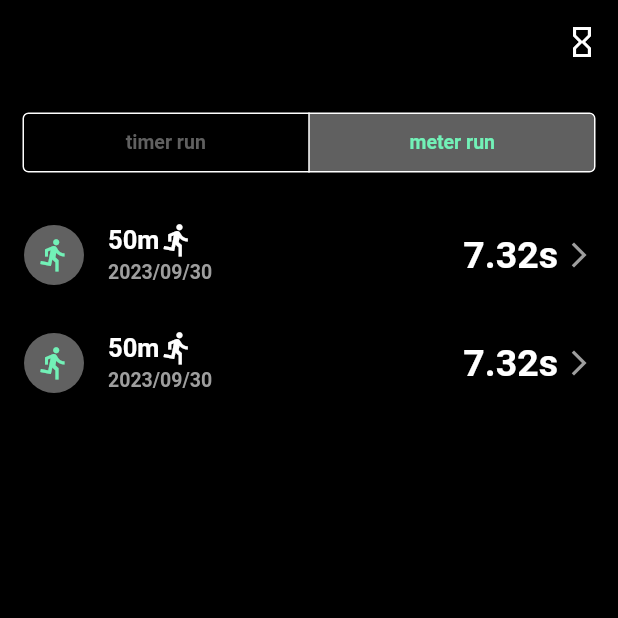
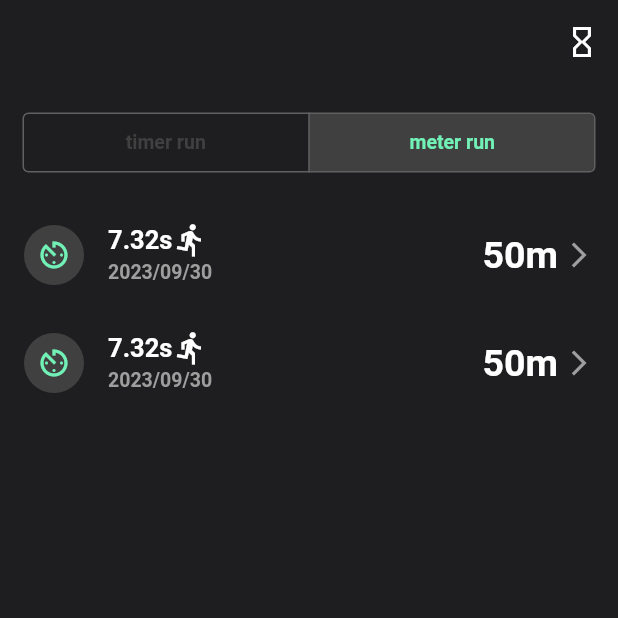
Before and after one commit to Yamasaki-pan961/flutter_for_hackathon, a Flutter app: the screen it shows after launch, after a tap on "meter run", on a phone screen of 412 x 824 dp, the top half of it. Run offline on Flutter 3.47's test engine with Material 2 defaults, Android fonts, the phone set to English and light mode, and no system bars; our stand-ins replace fl_chart, flutter_hooks, freezed_annotation, hooks_riverpod, riverpod_annotation, rxdart and 2 more; missing offline and left inert: four_swipe_direction; generated files the repository leaves out were written again.

Commit message:
fix: 色の調整をしました

```diff
--- a/lib/common/theme/app_theme.dart
+++ b/lib/common/theme/app_theme.dart
@@ -2,9 +2,9 @@ import 'package:flutter/material.dart';
 
 class AppTheme {
   static Color appColor = const Color(0xFF72F1B7);
-  static Color backgroundColor = Colors.black;
+  static Color backgroundColor = const Color(0xFF1E1E20);
   static Color textColor = Colors.white;
   static Color unSelectedColor = const Color(0xFF606060);
-  static Color shade700Color = Colors.grey.shade700;
+  static Color shade700Color = const Color(0xFF404040);
   static Color grey = Colors.grey;
 }
--- a/lib/feature/component/record_cell.dart
+++ b/lib/feature/component/record_cell.dart
@@ -6,6 +6,7 @@ class RecordCell extends StatelessWidget {
   const RecordCell({
     Key? key,
     required this.icon,
+    required this.subIcon,
     required this.time,
     required this.distance,
     required this.date,
@@ -13,6 +14,7 @@ class RecordCell extends StatelessWidget {
   }) : super(key: key);
 
   final IconData icon;
+  final IconData subIcon;
   final String time;
   final String distance;
   final String date;
@@ -41,7 +43,7 @@ class RecordCell extends StatelessWidget {
             ),
           ),
           Icon(
-            icon,
+            subIcon,
             color: AppTheme.textColor,
           ),
         ],
--- a/lib/feature/ui/record/record_view.dart
+++ b/lib/feature/ui/record/record_view.dart
@@ -39,6 +39,12 @@ class RecordView extends ConsumerWidget {
             width: double.infinity,
             child: SegmentedButton<int>(
               style: ButtonStyle(
+                side: MaterialStateProperty.resolveWith<BorderSide>(
+                    (Set<MaterialState> states) {
+                  return BorderSide(
+                    color: AppTheme.unSelectedColor,
+                  );
+                }),
                 shape: MaterialStateProperty.all<RoundedRectangleBorder>(
                   RoundedRectangleBorder(
                     borderRadius: BorderRadius.circular(4),
@@ -49,13 +55,13 @@ class RecordView extends ConsumerWidget {
                     if (states.contains(MaterialState.selected)) {
                       return AppTheme.appColor;
                     }
-                    return AppTheme.unSelectedColor;
+                    return AppTheme.shade700Color;
                   },
                 ),
                 backgroundColor: MaterialStateProperty.resolveWith<Color>(
                   (Set<MaterialState> states) {
                     if (states.contains(MaterialState.selected)) {
-                      return AppTheme.unSelectedColor;
+                      return AppTheme.shade700Color;
                     }
                     return AppTheme.backgroundColor;
                   },
@@ -115,6 +121,7 @@ Widget _recordBody(
           return RecordCell(
             time: '7.32s',
             icon: Icons.av_timer,
+            subIcon: Icons.directions_run,
             distance: '50m',
             date: '2023/09/30',
             onTap: () {
@@ -135,9 +142,10 @@ Widget _recordBody(
         itemCount: 2,
         itemBuilder: (context, index) {
           return RecordCell(
-            time: '7.32s',
-            icon: Icons.directions_run,
-            distance: '50m',
+            time: '50m',
+            icon: Icons.av_timer,
+            subIcon: Icons.directions_run,
+            distance: '7.32s',
             date: '2023/09/30',
             onTap: () {
               Navigator.push(
```
Also changed, not shown: lib/feature/ui/measure/measure_view.dart (+38 -5 lines).
